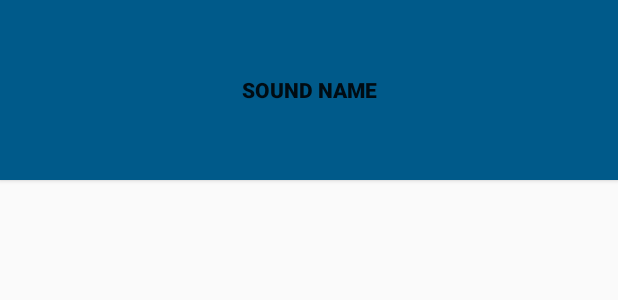
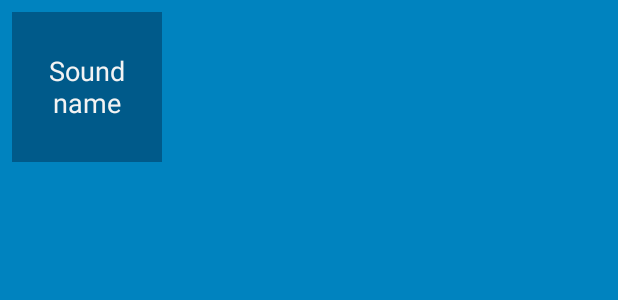
Before and after one commit to elihabash23/BeatBox, an Android app: the layout list_item_sound.xml on its own in the app's theme, with its tools: preview values and no code run, on a phone screen of 412 x 824 dp. Shown: the top 300 px of the screen. Run offline under Robolectric (Android 15) with nearby library versions, the phone set to English and light mode, and no system bars.

Commit message:
Updated list_item_sound.xml

```diff
--- a/app/src/main/AndroidManifest.xml
+++ b/app/src/main/AndroidManifest.xml
@@ -12,7 +12,7 @@
         <activity
             android:name=".BeatBoxActivity"
             android:label="@string/app_name"
-            android:theme="@style/AppTheme.NoActionBar">
+            android:theme="@style/AppTheme">
             <intent-filter>
                 <action android:name="android.intent.action.MAIN"/>
 
--- a/app/src/main/res/layout/list_item_sound.xml
+++ b/app/src/main/res/layout/list_item_sound.xml
@@ -1,10 +1,15 @@
 <?xml version="1.0" encoding="utf-8"?>
-<Button xmlns:android="http://schemas.android.com/apk/res/android"
-        xmlns:tools="http://schemas.android.com/tools"
-        style="@style/BeatBoxButton.Strong"
-        android:id="@+id/list_item_sound_button"
-        android:layout_width="match_parent"
-        android:layout_height="120dp"
-        tools:text="Sound name">
+<FrameLayout
+    xmlns:android="http://schemas.android.com/apk/res/android"
+    xmlns:tools="http://schemas.android.com/tools"
+    android:layout_margin="8dp"
+    android:layout_width="wrap_content"
+    android:layout_height="wrap_content">
 
-</Button>
+    <Button
+        android:id="@+id/button"
+        android:layout_width="100dp"
+        android:layout_height="100dp"
+        android:layout_gravity="center"
+        tools:text="Sound name"/>
+</FrameLayout>
--- a/app/src/main/res/values/styles.xml
+++ b/app/src/main/res/values/styles.xml
@@ -1,11 +1,14 @@
 <resources>
 
     <!-- Base application theme. -->
-    <style name="AppTheme" parent="Theme.AppCompat.Light.DarkActionBar">
+    <style name="AppTheme" parent="Theme.AppCompat">
         <!-- Customize your theme here. -->
-        <item name="colorPrimary">@color/colorPrimary</item>
-        <item name="colorPrimaryDark">@color/colorPrimaryDark</item>
-        <item name="colorAccent">@color/colorAccent</item>
+        <item name="colorPrimary">@color/red</item>
+        <item name="colorPrimaryDark">@color/darkRed</item>
+        <item name="colorAccent">@color/gray</item>
+
+        <item name="android:colorBackground">@color/soothingBlue</item>
+        <item name="android:buttonStyle">@style/BeatBoxButton</item>
     </style>
 
     <style name="AppTheme.NoActionBar">
@@ -17,12 +20,9 @@
 
     <style name="AppTheme.PopupOverlay" parent="ThemeOverlay.AppCompat.Light"/>
 
-    <style name="BeatBoxButton">
+    <style name="BeatBoxButton" parent="android:style/Widget.Holo.Button">
         <item name="android:background">@color/darkBlue</item>
     </style>
 
-    <style name="BeatBoxButton.Strong">
-        <item name="android:textStyle">bold</item>
-    </style>
 
 </resources>
```
